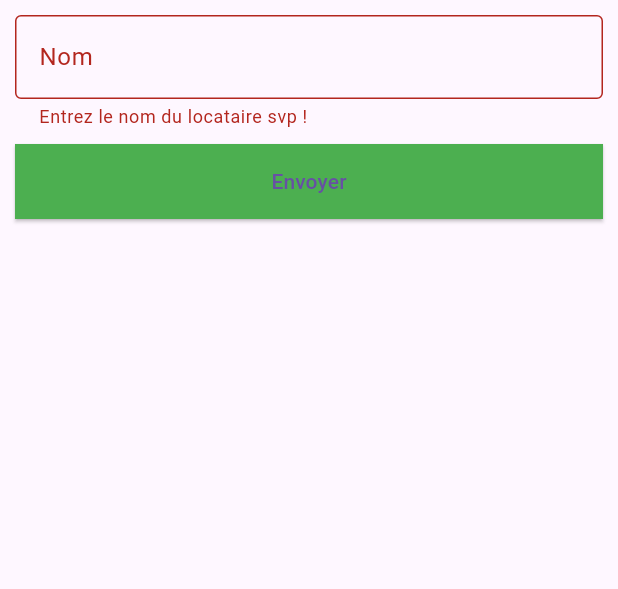
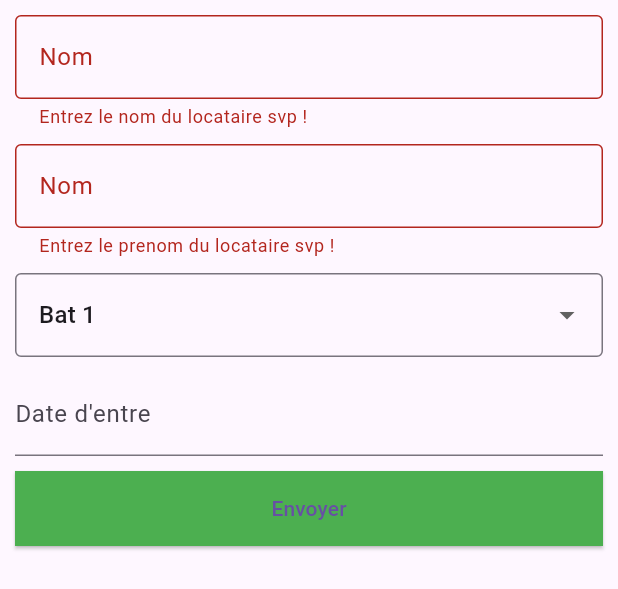
Before and after one commit to koneAbouD/rent, a Flutter app: the AddTenantPage widget shown alone on an empty page, opened directly, after a tap on "Envoyer", on a phone screen of 412 x 824 dp. Shown: the top 589 px of the screen. Run offline on Flutter 3.47's test engine with Material 3 defaults, Android fonts, the light colour scheme and no system bars; drawn by our look-alikes of date_field; our stand-ins replace flutter_svg; missing offline and left inert: dart:js_interop.

Commit message:
wip 29-05-2024

```diff
--- a/lib/page/add_tenant_page.dart
+++ b/lib/page/add_tenant_page.dart
@@ -1,5 +1,6 @@
 import 'dart:js_interop';
 
+import 'package:date_field/date_field.dart';
 import 'package:flutter/material.dart';
 
 class AddTenantPage extends StatefulWidget {
@@ -11,6 +12,17 @@ class AddTenantPage extends StatefulWidget {
 
 class _AddTenantPageState extends State<AddTenantPage> {
   final _formKey = GlobalKey<FormState>();
+  final nameTenantController = TextEditingController();
+  final lastNameTenantController = TextEditingController();
+  String selectedBatLocataire = 'bat1';
+  DateTime selectedDate = DateTime.now();
+  @override
+  void dispose() {
+    super.dispose();
+
+    nameTenantController.dispose();
+    lastNameTenantController.dispose();
+  }
 
   @override
   Widget build(BuildContext context) {
@@ -33,6 +45,58 @@ class _AddTenantPageState extends State<AddTenantPage> {
                   }
                   return null;
                 },
+                controller: nameTenantController,
+              ),
+            ),
+            Container(
+              margin: const EdgeInsets.only(bottom: 10),
+              child: TextFormField(
+                decoration: const InputDecoration(
+                    labelText: "Nom",
+                    hintText: "Entrer le prenom du locataire",
+                    border: OutlineInputBorder()),
+                validator: (value) {
+                  if (value == null || value.isEmpty) {
+                    return 'Entrez le prenom du locataire svp !';
+                  }
+                  return null;
+                },
+                controller: lastNameTenantController,
+              ),
+            ),
+            Container(
+              margin: const EdgeInsets.only(bottom: 10),
+              child: DropdownButtonFormField(
+                decoration: const InputDecoration(border: OutlineInputBorder()),
+                items: const [
+                  DropdownMenuItem(value: 'bat1', child: Text("Bat 1")),
+                  DropdownMenuItem(value: 'bat2', child: Text("Bat 2")),
+                  DropdownMenuItem(value: 'bat3', child: Text("Bat 3"))
+                ],
+                value: selectedBatLocataire,
+                onChanged: (value) {
+                  setState(() {
+                    selectedBatLocataire = value!;
+                  });
+                },
+              ),
+            ),
+            Container(
+              margin: const EdgeInsets.only(bottom: 10),
+              child: DateTimeFormField(
+                decoration: const InputDecoration(
+                  labelText: "Date d'entre",
+                ),
+                firstDate: DateTime.now().add(const Duration(days: 10)),
+                lastDate: DateTime.now().add(const Duration(days: 40)),
+                initialPickerDateTime: DateTime.now().add(const Duration(days: 20)),
+                mode: DateTimeFieldPickerMode.date,
+                autovalidateMode: AutovalidateMode.always,
+                onChanged: (value) {
+                  setState(() {
+                    selectedDate = value!;
+                  });
+                },
               ),
             ),
             SizedBox(
@@ -50,9 +114,12 @@ class _AddTenantPageState extends State<AddTenantPage> {
                 ),
                 onPressed: () {
                   if (_formKey.currentState!.validate()) {
+                    final name = nameTenantController.text;
+                    final lastName = lastNameTenantController.text;
                     ScaffoldMessenger.of(context).showSnackBar(
                       const SnackBar(content: Text('Processing Data')),
                     );
+                    print('le locataire :$name $lastName habite le batiment $selectedBatLocataire depuis le $selectedDate');
                   }
                 },
                 child: const Text("Envoyer"),
--- a/pubspec.yaml
+++ b/pubspec.yaml
@@ -31,6 +31,7 @@ dependencies:
   flutter:
     sdk: flutter
   flutter_svg: ^2.0.10+1
+  date_field: ^5.0.1
 
   # The following adds the Cupertino Icons font to your application.
   # Use with the CupertinoIcons class for iOS style icons.
```
Also changed, not shown: pubspec.lock.
